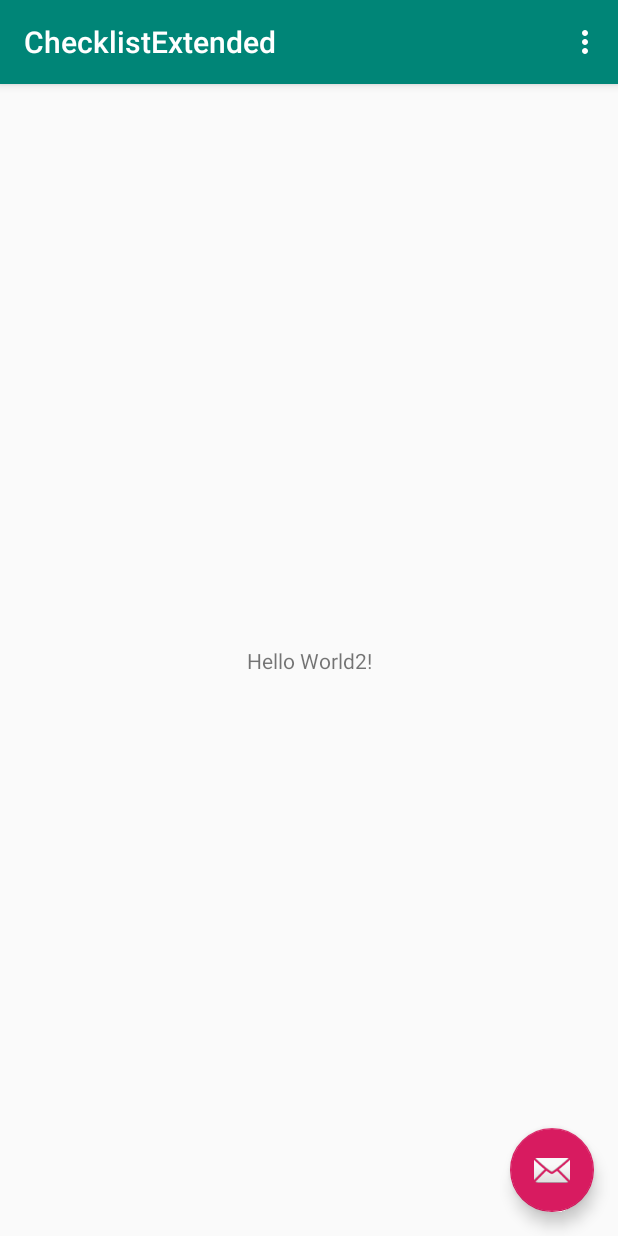
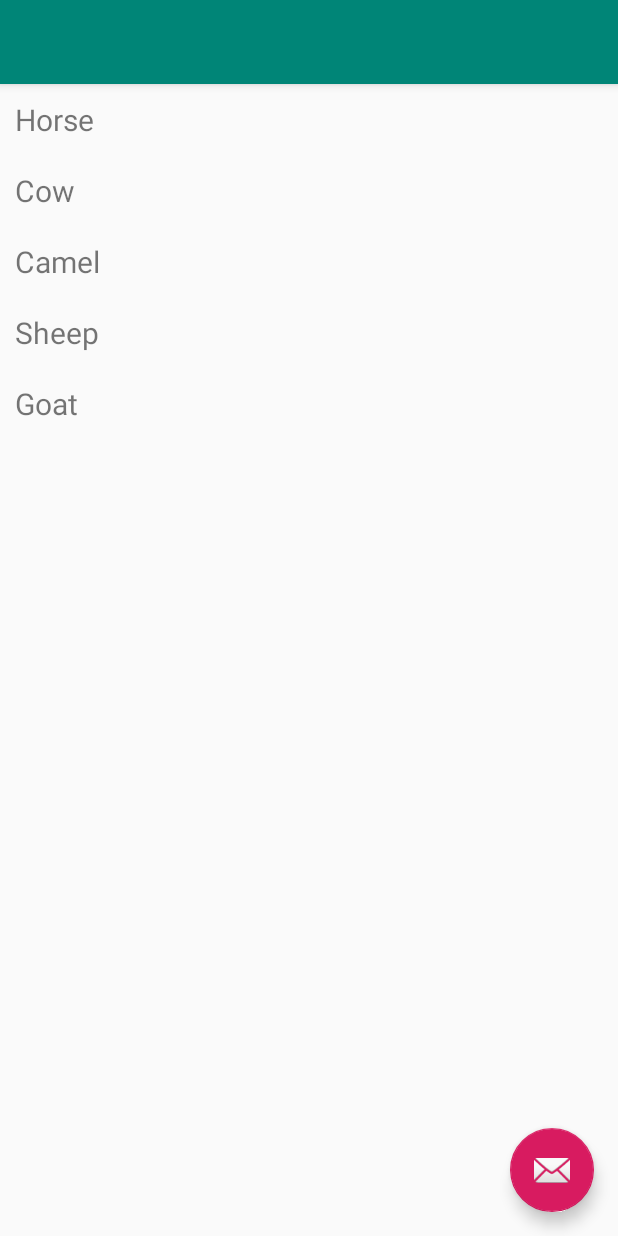
Before and after one commit to player1s/ChecklistExtendedNew, an Android app: the screen it shows after launch (MainActivity), on a phone screen of 412 x 824 dp. Run offline under Robolectric (Android 15) with nearby library versions, the phone set to English and light mode, and no system bars; our stand-ins replace Firebase (no records; nobody signed in at launch, a user with empty details on screens opened directly).

Commit message:
recycler view example

```diff
--- a/app/build.gradle
+++ b/app/build.gradle
@@ -28,6 +28,8 @@ dependencies {
     androidTestImplementation 'androidx.test.espresso:espresso-core:3.2.0'
     implementation 'com.google.firebase:firebase-analytics:17.2.1'
     implementation 'com.google.firebase:firebase-firestore:21.3.0'
+
+    implementation "androidx.recyclerview:recyclerview:1.1.0"
 }
 
 apply plugin: 'com.google.gms.google-services'
--- a/app/src/main/java/com/example/checklistextended/MainActivity.java
+++ b/app/src/main/java/com/example/checklistextended/MainActivity.java
@@ -15,60 +15,45 @@ import com.google.firebase.firestore.QuerySnapshot;
 import androidx.annotation.NonNull;
 import androidx.appcompat.app.AppCompatActivity;
 import androidx.appcompat.widget.Toolbar;
+import androidx.recyclerview.widget.LinearLayoutManager;
+import androidx.recyclerview.widget.RecyclerView;
 
 import android.util.Log;
 import android.view.View;
 import android.view.Menu;
 import android.view.MenuItem;
 import android.widget.TextView;
+import android.widget.Toast;
 
-public class MainActivity extends AppCompatActivity {
+import java.util.ArrayList;
 
-    private static final String TAG = "MainActivity";
+public class MainActivity extends AppCompatActivity implements mouRWAdapter.ItemClickListener {
 
+    mouRWAdapter adapter;
 
     @Override
     protected void onCreate(Bundle savedInstanceState) {
         super.onCreate(savedInstanceState);
         setContentView(R.layout.activity_main);
-        Toolbar toolbar = findViewById(R.id.toolbar);
-        final TextView tv = findViewById(R.id.vase);
-        setSupportActionBar(toolbar);
-        final FirebaseFirestore db = FirebaseFirestore.getInstance();
 
+        // data to populate the RecyclerView with
+        ArrayList<String> animalNames = new ArrayList<>();
+        animalNames.add("Horse");
+        animalNames.add("Cow");
+        animalNames.add("Camel");
+        animalNames.add("Sheep");
+        animalNames.add("Goat");
 
-
-
-        FloatingActionButton fab = findViewById(R.id.fab);
-        fab.setOnClickListener(new View.OnClickListener() {
-            @Override
-            public void onClick(View view) {
-                Snackbar.make(view, "Replace with your own action", Snackbar.LENGTH_LONG)
-                        .setAction("Action", null).show();
-
-            }
-        });
+        // set up the RecyclerView
+        RecyclerView recyclerView = findViewById(R.id.rvAnimals);
+        recyclerView.setLayoutManager(new LinearLayoutManager(this));
+        adapter = new mouRWAdapter(this, animalNames);
+        adapter.setClickListener(this);
+        recyclerView.setAdapter(adapter);
     }
 
     @Override
-    public boolean onCreateOptionsMenu(Menu menu) {
-        // Inflate the menu; this adds items to the action bar if it is present.
-        getMenuInflater().inflate(R.menu.menu_main, menu);
-        return true;
-    }
-
-    @Override
-    public boolean onOptionsItemSelected(MenuItem item) {
-        // Handle action bar item clicks here. The action bar will
-        // automatically handle clicks on the Home/Up button, so long
-        // as you specify a parent activity in AndroidManifest.xml.
-        int id = item.getItemId();
-
-        //noinspection SimplifiableIfStatement
-        if (id == R.id.action_settings) {
-            return true;
-        }
-
-        return super.onOptionsItemSelected(item);
+    public void onItemClick(View view, int position) {
+        Toast.makeText(this, "You clicked " + adapter.getItem(position) + " on row number " + position, Toast.LENGTH_SHORT).show();
     }
 }
--- /dev/null
+++ b/app/src/main/java/com/example/checklistextended/mouRWAdapter.java
@@ -0,0 +1,77 @@
+package com.example.checklistextended;
+
+
+import android.content.Context;
+import android.view.LayoutInflater;
+import android.view.View;
+import android.view.ViewGroup;
+import android.widget.TextView;
+
+import androidx.recyclerview.widget.RecyclerView;
+
+import java.util.List;
+
+public class mouRWAdapter extends RecyclerView.Adapter<mouRWAdapter.ViewHolder> {
+
+        private List<String> mData;
+        private LayoutInflater mInflater;
+        private ItemClickListener mClickListener;
+
+        // data is passed into the constructor
+        mouRWAdapter(Context context, List<String> data) {
+            this.mInflater = LayoutInflater.from(context);
+            this.mData = data;
+        }
+
+        // inflates the row layout from xml when needed
+        @Override
+        public ViewHolder onCreateViewHolder(ViewGroup parent, int viewType) {
+            View view = mInflater.inflate(R.layout.mourwrow, parent, false);
+            return new ViewHolder(view);
+        }
+
+        // binds the data to the TextView in each row
+        @Override
+        public void onBindViewHolder(ViewHolder holder, int position) {
+            String animal = mData.get(position);
+            holder.myTextView.setText(animal);
+        }
+
+        // total number of rows
+        @Override
+        public int getItemCount() {
+            return mData.size();
+        }
+
+
+        // stores and recycles views as they are scrolled off screen
+        public class ViewHolder extends RecyclerView.ViewHolder implements View.OnClickListener {
+            TextView myTextView;
+
+            ViewHolder(View itemView) {
+                super(itemView);
+                myTextView = itemView.findViewById(R.id.tvAnimalName);
+                itemView.setOnClickListener(this);
+            }
+
+            @Override
+            public void onClick(View view) {
+                if (mClickListener != null) mClickListener.onItemClick(view, getAdapterPosition());
+            }
+        }
+
+        // convenience method for getting data at click position
+        String getItem(int id) {
+            return mData.get(id);
+        }
+
+        // allows clicks events to be caught
+        void setClickListener(ItemClickListener itemClickListener) {
+            this.mClickListener = itemClickListener;
+        }
+
+        // parent activity will implement this method to respond to click events
+        public interface ItemClickListener {
+            void onItemClick(View view, int position);
+        }
+    }
--- a/app/src/main/res/layout/content_main.xml
+++ b/app/src/main/res/layout/content_main.xml
@@ -8,14 +8,9 @@
     tools:context=".MainActivity"
     tools:showIn="@layout/activity_main">
 
-    <TextView
-        android:id="@+id/vase"
-        android:layout_width="wrap_content"
-        android:layout_height="wrap_content"
-        android:text="Hello World2!"
-        app:layout_constraintBottom_toBottomOf="parent"
-        app:layout_constraintLeft_toLeftOf="parent"
-        app:layout_constraintRight_toRightOf="parent"
-        app:layout_constraintTop_toTopOf="parent" />
+    <androidx.recyclerview.widget.RecyclerView
+        android:id="@+id/rvAnimals"
+        android:layout_width="match_parent"
+        android:layout_height="match_parent"/>
 
 </androidx.constraintlayout.widget.ConstraintLayout>
--- /dev/null
+++ b/app/src/main/res/layout/mourwrow.xml
@@ -0,0 +1,15 @@
+<?xml version="1.0" encoding="utf-8"?>
+<LinearLayout
+    xmlns:android="http://schemas.android.com/apk/res/android"
+    android:layout_width="match_parent"
+    android:layout_height="wrap_content"
+    android:orientation="horizontal"
+    android:padding="10dp">
+
+    <TextView
+        android:id="@+id/tvAnimalName"
+        android:layout_width="wrap_content"
+        android:layout_height="wrap_content"
+        android:textSize="20sp"/>
+
+</LinearLayout>
```
Also changed, not shown: 1 other file.
